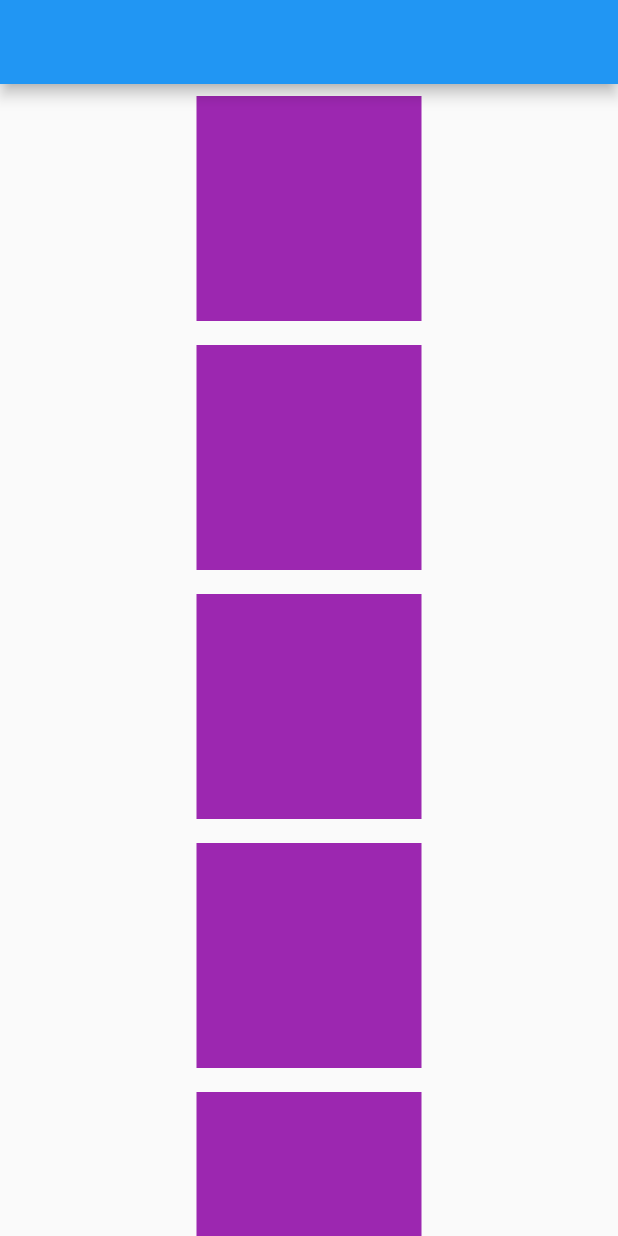
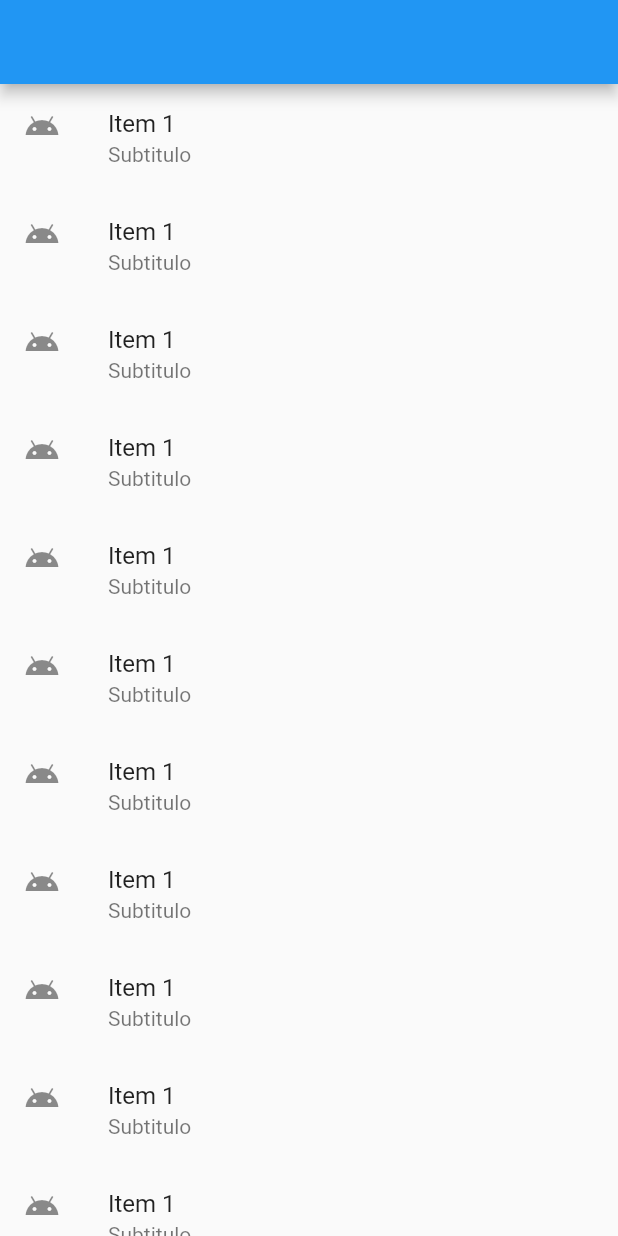
Before and after one commit to gesse-fernandes/07ListaScroll, a Flutter app: the screen it shows after launch, on a phone screen of 412 x 824 dp. Run offline on Flutter 3.47's test engine with Material 2 defaults, Android fonts, the phone set to English and light mode, and no system bars.

Commit message:
list title de list do scrow

```diff
--- a/lib/main.dart
+++ b/lib/main.dart
@@ -33,6 +33,19 @@ class MyApp extends StatelessWidget {
 }
 
 class HomeWidget extends StatelessWidget {
+  _onPressed() {
+    print("Clicado no iem");
+  }
+
+  Widget _ListTitle() {
+    return ListTile(
+      title: Text("Item 1"),
+      leading: Icon(Icons.android),
+      subtitle: Text("Subtitulo"),
+      onTap: _onPressed,
+    );
+  }
+
   const HomeWidget({Key? key}) : super(key: key);
 
   @override
@@ -40,10 +53,10 @@ class HomeWidget extends StatelessWidget {
     return Container(
       width: double.infinity,
       height: double.infinity,
-      child: SingleChildScrollView(
-        child: Column(
+      //SingleChildScrollView
+      child: ListView(
         children: <Widget>[
-            Padding(
+          /* Padding(
             padding: const EdgeInsets.all(8.0),
             child: Container(
               height: 150,
@@ -82,9 +95,20 @@ class HomeWidget extends StatelessWidget {
               width: 150,
               color: Colors.purple,
             ),
-            ),
+          ),*/
+
+          _ListTitle(),
+          _ListTitle(),
+          _ListTitle(),
+          _ListTitle(),
+          _ListTitle(),
+          _ListTitle(),
+          _ListTitle(),
+          _ListTitle(),
+          _ListTitle(),
+          _ListTitle(),
+          _ListTitle(),
         ],
-        ),
       ),
     );
   }
```
Lines whose indentation alone changed are shown as unchanged.
